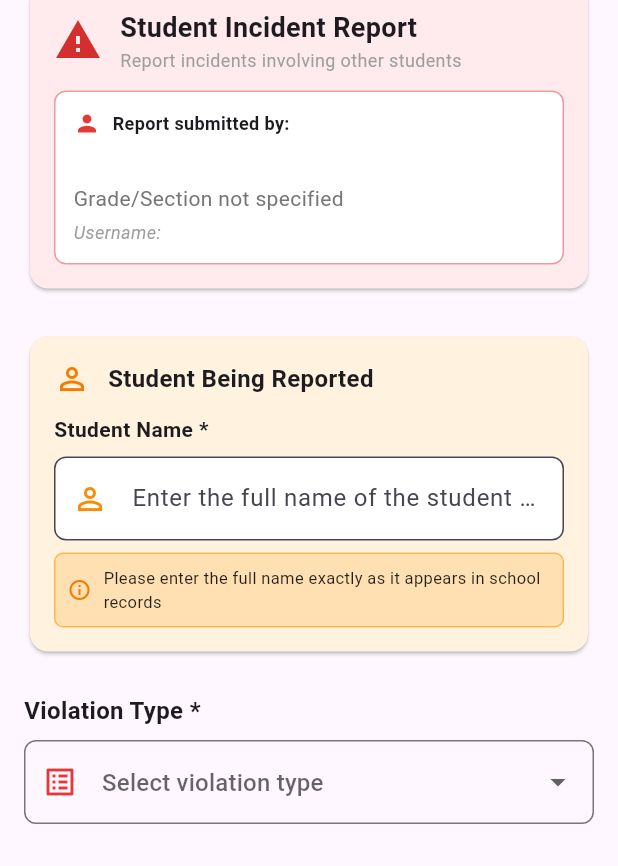
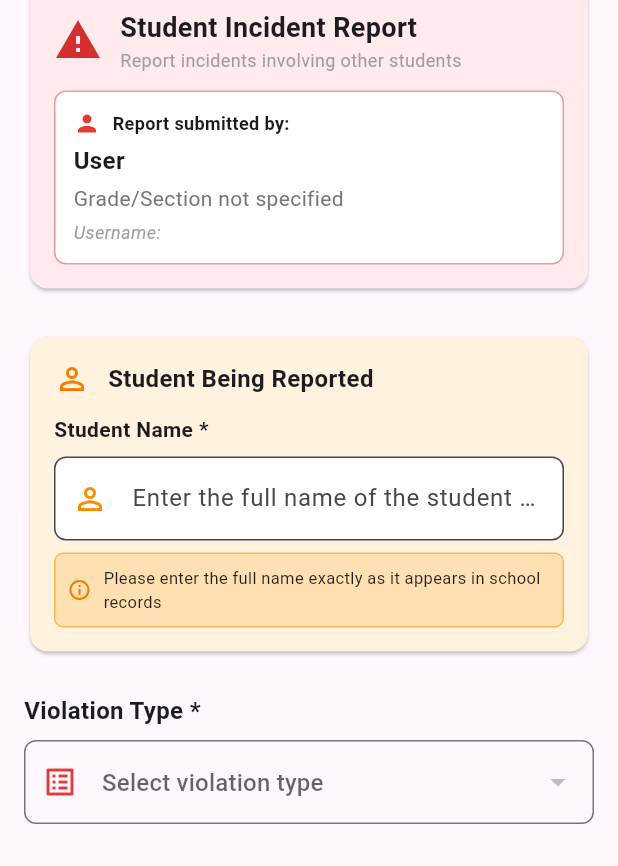
Before and after one commit to MarkJustine28/capstone, a Flutter app: the StudentDashboardPage screen opened by its route, after a tap on "Submit Report", on a phone screen of 412 x 824 dp. Shown: the part 130-996 px from the top of the screen. Run offline on Flutter 3.47's test engine with Material 3 defaults, Android fonts, the phone set to English and light mode, and no system bars; our stand-ins replace flutter_dotenv, shared_preferences; accounts and stored records are empty.

Commit message:
Updated incident report page and student provider with API improvements and validation

```diff
--- a/lib/features/student/pages/incident_report_page.dart
+++ b/lib/features/student/pages/incident_report_page.dart
@@ -3,7 +3,6 @@ import 'package:provider/provider.dart';
 import 'package:intl/intl.dart';
 import '../../../providers/auth_provider.dart';
 import '../../../providers/student_provider.dart';
-import '../../../services/api_services.dart';
 
 class SubmitIncidentPage extends StatefulWidget {
   const SubmitIncidentPage({super.key});
@@ -19,23 +18,32 @@ class _SubmitIncidentPageState extends State<SubmitIncidentPage> {
   final TextEditingController _reportedStudentController = TextEditingController();
 
   Map<String, dynamic>? _selectedViolationType;
-  List<Map<String, dynamic>> _violationTypes = [];
   bool _isSubmitting = false;
   bool _showOtherField = false;
-  bool _loadingViolationTypes = true;
 
-  // Student info from API
+  // Student info
   Map<String, dynamic>? _studentInfo;
   bool _loadingStudentInfo = true;
 
   @override
   void initState() {
     super.initState();
-    _fetchViolationTypes();
-    _fetchStudentInfo();
+    _fetchInitialData();
   }
 
-  // ✅ Fetch student info using ApiService
+  Future<void> _fetchInitialData() async {
+    final authProvider = Provider.of<AuthProvider>(context, listen: false);
+    final studentProvider = Provider.of<StudentProvider>(context, listen: false);
+
+    if (authProvider.token != null) {
+      // Fetch violation types
+      await studentProvider.fetchViolationTypes(authProvider.token!);
+
+      // Fetch student info
+      await _fetchStudentInfo();
+    }
+  }
+
   Future<void> _fetchStudentInfo() async {
     try {
       final authProvider = Provider.of<AuthProvider>(context, listen: false);
@@ -46,109 +54,22 @@ class _SubmitIncidentPageState extends State<SubmitIncidentPage> {
         return;
       }
 
-      debugPrint("🌐 Fetching student info from: ${ApiService.baseUrl}/profile/");
-
-      final result = await ApiService.instance.get(
-        endpoint: '/profile/',
-        token: authProvider.token,
-      );
-
-      debugPrint("📡 Student info response: ${result['success']}");
-
-      if (result['success'] == true) {
+      // Use existing auth provider data first
       setState(() {
-          _studentInfo = result['data']['user'] ?? {};
+        _studentInfo = {
+          'first_name': authProvider.firstName,
+          'last_name': authProvider.lastName,
+          'username': authProvider.username,
+          // Add additional fields if available from profile API
+        };
         _loadingStudentInfo = false;
       });
-        debugPrint("✅ Successfully loaded student info: $_studentInfo");
-      } else {
-        debugPrint("❌ API returned success: false");
+
+      debugPrint("✅ Using student info from auth provider");
+    } catch (e) {
+      debugPrint("❌ Error setting student info: $e");
       setState(() => _loadingStudentInfo = false);
     }
-    } catch (e) {
-      debugPrint("❌ Error fetching student info: $e");
-      setState(() => _loadingStudentInfo = false);
-    }
-  }
-
-  // ✅ Fetch violation types using ApiService
-  Future<void> _fetchViolationTypes() async {
-    try {
-      final authProvider = Provider.of<AuthProvider>(context, listen: false);
-
-      if (authProvider.token == null) {
-        debugPrint("❌ Missing token");
-        _setupFallbackViolationTypes();
-        return;
-      }
-
-      debugPrint("🌐 Fetching violation types from: ${ApiService.baseUrl}/violation-types/");
-
-      final result = await ApiService.instance.getViolationTypes(
-        token: authProvider.token!,
-      );
-
-      debugPrint("📡 Response status: ${result['success']}");
-      debugPrint("📡 Response data: ${result['data']}");
-
-      if (result['success'] == true) {
-        List<Map<String, dynamic>> violationTypesData = [];
-
-        final data = result['data'];
-        if (data is List) {
-          violationTypesData = List<Map<String, dynamic>>.from(data);
-        } else if (data is Map) {
-          if (data.containsKey('violation_types')) {
-            violationTypesData = List<Map<String, dynamic>>.from(data['violation_types']);
-          } else if (data.containsKey('data')) {
-            violationTypesData = List<Map<String, dynamic>>.from(data['data']);
-          } else {
-            violationTypesData = [Map<String, dynamic>.from(data)];
-          }
-        }
-
-        setState(() {
-          _violationTypes = violationTypesData;
-          // Add "Others" option at the end
-          _violationTypes.add({
-            'id': null,
-            'name': 'Others',
-            'category': 'Others',
-            'severity_level': 'Medium',
-            'description': 'Other incidents not listed'
-          });
-          _loadingViolationTypes = false;
-        });
-        debugPrint("✅ Successfully loaded ${_violationTypes.length} violation types");
-        debugPrint("📋 Violation types: ${_violationTypes.map((v) => v['name']).toList()}");
-      } else {
-        debugPrint("❌ API returned success: false - ${result['error']}");
-        _setupFallbackViolationTypes();
-      }
-    } catch (e) {
-      debugPrint("❌ Error fetching violation types: $e");
-      _setupFallbackViolationTypes();
-    }
-  }
-
-  void _setupFallbackViolationTypes() {
-    setState(() {
-      _violationTypes = [
-        {'id': 1, 'name': 'Tardiness', 'category': 'Tardiness', 'severity_level': 'Low'},
-        {'id': 2, 'name': 'Using Vape/Cigarette', 'category': 'Using Vape/Cigarette', 'severity_level': 'High'},
-        {'id': 3, 'name': 'Misbehavior', 'category': 'Misbehavior', 'severity_level': 'Medium'},
-        {'id': 4, 'name': 'Bullying - Physical, Verbal/Emotional, Cyberbullying, Sexual, Racism', 'category': 'Bullying', 'severity_level': 'High'},
-        {'id': 5, 'name': 'Gambling', 'category': 'Gambling', 'severity_level': 'Medium'},
-        {'id': 6, 'name': 'Haircut', 'category': 'Haircut', 'severity_level': 'Low'},
-        {'id': 7, 'name': 'Not Wearing Proper Uniform/ID', 'category': 'Not Wearing Proper Uniform/ID', 'severity_level': 'Low'},
-        {'id': 8, 'name': 'Cheating', 'category': 'Cheating', 'severity_level': 'Medium'},
-        {'id': 9, 'name': 'Cutting Classes', 'category': 'Cutting Classes', 'severity_level': 'High'},
-        {'id': 10, 'name': 'Absenteeism', 'category': 'Absenteeism', 'severity_level': 'High'},
-        {'id': null, 'name': 'Others', 'category': 'Others', 'severity_level': 'Medium'},
-      ];
-      _loadingViolationTypes = false;
-    });
-    debugPrint("⚠️ Using fallback violation types");
   }
 
   String _getSubmissionTitle() {
@@ -161,15 +82,26 @@ class _SubmitIncidentPageState extends State<SubmitIncidentPage> {
   Color _getCategoryColor(String category) {
     switch (category.toLowerCase()) {
       case 'tardiness': return Colors.orange;
+      case 'substance use':
       case 'using vape/cigarette': return Colors.brown;
       case 'bullying': return Colors.red;
       case 'gambling': return Colors.deepOrange;
+      case 'grooming':
       case 'haircut': return Colors.teal;
+      case 'uniform violation':
       case 'not wearing proper uniform/id': return Colors.blue;
+      case 'academic dishonesty':
       case 'cheating': return Colors.purple;
-      case 'cutting classes': return Colors.pink;
-      case 'absenteeism': return Colors.indigo;
+      case 'attendance':
+      case 'cutting classes':
+      case 'absenteeism': return Colors.pink;
       case 'misbehavior': return Colors.deepPurple;
+      case 'violence': return Colors.red.shade900;
+      case 'property damage': return Colors.orange.shade800;
+      case 'theft': return Colors.red.shade700;
+      case 'technology violation': return Colors.indigo;
+      case 'policy violation': return Colors.deepOrange.shade700;
+      case 'conduct': return Colors.blueGrey;
       case 'others': return Colors.grey;
       default: return Colors.grey;
     }
@@ -210,7 +142,7 @@ class _SubmitIncidentPageState extends State<SubmitIncidentPage> {
       }
     }
 
-    return authProvider.username ?? 'Unknown Student';
+    return authProvider.displayName;
   }
 
   String _getStudentGradeInfo() {
@@ -232,7 +164,6 @@ class _SubmitIncidentPageState extends State<SubmitIncidentPage> {
     return 'Grade/Section not specified';
   }
 
-  // ✅ Submit report using ApiService
   Future<void> _submitReport() async {
     if (!_formKey.currentState!.validate()) return;
 
@@ -247,6 +178,7 @@ class _SubmitIncidentPageState extends State<SubmitIncidentPage> {
     setState(() => _isSubmitting = true);
 
     final authProvider = Provider.of<AuthProvider>(context, listen: false);
+    final studentProvider = Provider.of<StudentProvider>(context, listen: false);
 
     try {
       if (authProvider.token != null) {
@@ -281,18 +213,14 @@ ${_descriptionController.text.trim()}''';
           'is_self_report': false,
         };
 
-        debugPrint("📝 Submitting report via ApiService");
+        debugPrint("📝 Submitting report via StudentProvider");
         debugPrint("📝 Report submitted by: $reporterName");
         debugPrint("📝 Student being reported: $reportedStudentName");
 
-        final result = await ApiService.instance.post(
-          endpoint: '/student/reports/',
-          token: authProvider.token,
-          data: reportData,
-        );
+        // ✅ Use StudentProvider to submit report
+        await studentProvider.submitReport(reportData);
 
         if (mounted) {
-          if (result['success']) {
           ScaffoldMessenger.of(context).showSnackBar(
             SnackBar(
               content: Text("Report about $reportedStudentName submitted successfully by $reporterName!"),
@@ -308,18 +236,7 @@ ${_descriptionController.text.trim()}''';
           _otherTitleController.clear();
           _reportedStudentController.clear();
 
-            final studentProvider = Provider.of<StudentProvider>(context, listen: false);
-            await studentProvider.fetchReports(authProvider.token!);
-
           Navigator.pop(context);
-          } else {
-            ScaffoldMessenger.of(context).showSnackBar(
-              SnackBar(
-                content: Text("Failed to submit report: ${result['error']}"),
-                backgroundColor: Colors.red,
-              ),
-            );
-          }
         }
       } else {
         if (mounted) {
@@ -346,6 +263,7 @@ ${_descriptionController.text.trim()}''';
   Widget build(BuildContext context) {
     final reporterName = _getStudentName();
     final reporterGradeInfo = _getStudentGradeInfo();
+    final studentProvider = Provider.of<StudentProvider>(context);
 
     return Scaffold(
       appBar: AppBar(
@@ -547,7 +465,8 @@ ${_descriptionController.text.trim()}''';
               ),
               const SizedBox(height: 8),
 
-              if (_loadingViolationTypes)
+              // ✅ Use StudentProvider loading state
+              if (studentProvider.isLoadingViolationTypesGetter)
                 Container(
                   height: 60,
                   decoration: BoxDecoration(
@@ -570,6 +489,7 @@ ${_descriptionController.text.trim()}''';
                   ),
                 )
               else
+                // ✅ Use StudentProvider violation types
                 DropdownButtonFormField<Map<String, dynamic>>(
                   value: _selectedViolationType,
                   decoration: InputDecoration(
@@ -581,7 +501,7 @@ ${_descriptionController.text.trim()}''';
                   ),
                   isExpanded: true,
                   menuMaxHeight: 400,
-                  items: _violationTypes.map((Map<String, dynamic> violation) {
+                  items: studentProvider.violationTypes.map((Map<String, dynamic> violation) {
                     final name = violation['name']?.toString() ?? 'Unknown';
                     final category = violation['category']?.toString() ?? 'Other';
                     final severity = violation['severity_level']?.toString() ?? 'Medium';
--- a/lib/providers/student_provider.dart
+++ b/lib/providers/student_provider.dart
@@ -6,25 +6,37 @@ import 'package:flutter_dotenv/flutter_dotenv.dart';
 class StudentProvider extends ChangeNotifier {
   List<Map<String, dynamic>> _reports = [];
   List<Map<String, dynamic>> _notifications = [];
+  List<Map<String, dynamic>> _violationTypes = [];
   bool _isLoading = false;
+  bool _isLoadingViolationTypes = false;
   String? _error;
-  String? _token; // Add token storage
-
-  List<Map<String, dynamic>> get reports => _reports;
-  List<Map<String, dynamic>> get notifications => _notifications;
-  bool get isLoading => _isLoading;
-  bool get isLoadingReports => _isLoading; // Added this getter
-  String? get error => _error;
-  String? get token => _token; // Added this getter
+  String? _token;
 
   final String? serverIp = dotenv.env['SERVER_IP'];
 
-  // Add setToken method
+  // -----------------------------
+  // Getters
+  // -----------------------------
+  List<Map<String, dynamic>> get reports => _reports;
+  List<Map<String, dynamic>> get notifications => _notifications;
+  List<Map<String, dynamic>> get violationTypes => _violationTypes;
+  bool get isLoading => _isLoading;
+  bool get isLoadingReports => _isLoading;
+  bool get isLoadingViolationTypesGetter => _isLoadingViolationTypes;
+  String? get error => _error;
+  String? get token => _token;
+
+  // -----------------------------
+  // Set token
+  // -----------------------------
   void setToken(String token) {
     _token = token;
     notifyListeners();
   }
 
+  // -----------------------------
+  // Fetch Reports
+  // -----------------------------
   Future<void> fetchReports(String token) async {
     if (serverIp == null) {
       _error = "Server IP not configured";
@@ -37,7 +49,6 @@ class StudentProvider extends ChangeNotifier {
     notifyListeners();
 
     try {
-    // Remove the duplicate :8000 port - serverIp already includes it
       final url = Uri.parse("$serverIp/api/student/reports/");
       debugPrint("🌐 Fetching reports from: $url");
 
@@ -61,8 +72,8 @@ class StudentProvider extends ChangeNotifier {
             _reports = List<Map<String, dynamic>>.from(decoded['reports']);
             debugPrint("✅ Successfully loaded ${_reports.length} reports");
           } else {
+            _reports = [];
             debugPrint("❌ Reports field is not a List: ${decoded['reports']}");
-          _reports = [];
           }
         } else {
           _error = decoded['error'] ?? 'Failed to fetch reports';
@@ -72,9 +83,10 @@ class StudentProvider extends ChangeNotifier {
         try {
           final errorBody = jsonDecode(response.body);
           _error = errorBody['error'] ?? errorBody['detail'] ?? "HTTP ${response.statusCode}";
-      } catch (e) {
+        } catch (_) {
           _error = "HTTP ${response.statusCode}: ${response.body}";
         }
+        _reports = [];
       }
     } catch (e) {
       debugPrint("❌ Exception fetching reports: $e");
@@ -86,6 +98,9 @@ class StudentProvider extends ChangeNotifier {
     }
   }
 
+  // -----------------------------
+  // Fetch Notifications
+  // -----------------------------
   Future<void> fetchNotifications(String token) async {
     if (serverIp == null) {
       _error = "Server IP not configured";
@@ -98,7 +113,6 @@ Future<void> fetchNotifications(String token) async {
     notifyListeners();
 
     try {
-    // Fixed URL - remove duplicate port
       final url = Uri.parse("$serverIp/api/student/notifications/");
       debugPrint("🌐 Fetching notifications from: $url");
 
@@ -107,9 +121,9 @@ Future<void> fetchNotifications(String token) async {
         headers: {
           "Authorization": "Token $token",
           "Content-Type": "application/json",
-        "Accept": "application/json", // Added for consistency
+          "Accept": "application/json",
         },
-    ).timeout(const Duration(seconds: 10)); // Added timeout
+      ).timeout(const Duration(seconds: 10));
 
       debugPrint("📩 Notifications Status Code: ${response.statusCode}");
       debugPrint("📩 Notifications Response: ${response.body}");
@@ -122,8 +136,8 @@ Future<void> fetchNotifications(String token) async {
             _notifications = List<Map<String, dynamic>>.from(decoded['notifications']);
             debugPrint("✅ Successfully loaded ${_notifications.length} notifications");
           } else {
+            _notifications = [];
             debugPrint("❌ Notifications field is not a List: ${decoded['notifications']}");
-          _notifications = [];
           }
         } else {
           _error = decoded['error'] ?? 'Failed to fetch notifications';
@@ -133,9 +147,10 @@ Future<void> fetchNotifications(String token) async {
         try {
           final errorBody = jsonDecode(response.body);
           _error = errorBody['error'] ?? errorBody['detail'] ?? "HTTP ${response.statusCode}";
-      } catch (e) {
+        } catch (_) {
           _error = "HTTP ${response.statusCode}: ${response.body}";
         }
+        _notifications = [];
       }
     } catch (e) {
       debugPrint("❌ Exception fetching notifications: $e");
@@ -147,7 +162,9 @@ Future<void> fetchNotifications(String token) async {
     }
   }
 
-// Update the submitReport method:
+  // -----------------------------
+  // Submit Report
+  // -----------------------------
   Future<void> submitReport(Map<String, dynamic> reportData) async {
     if (serverIp == null || _token == null) {
       _error = "Server IP or token not configured";
@@ -160,7 +177,6 @@ Future<void> submitReport(Map<String, dynamic> reportData) async {
     notifyListeners();
 
     try {
-    // Remove the duplicate :8000 port - serverIp already includes it
       final url = Uri.parse("$serverIp/api/student/reports/");
       debugPrint("🌐 Submitting report to: $url");
       debugPrint("📋 Report data: $reportData");
@@ -184,19 +200,16 @@ Future<void> submitReport(Map<String, dynamic> reportData) async {
         if (decoded is Map<String, dynamic> && decoded['success'] == true) {
           debugPrint("✅ Report submitted successfully");
 
-        // Add the new report to the local list if available in response
           if (decoded.containsKey('report')) {
-          final newReport = decoded['report'];
-          _reports.insert(0, newReport);
+            _reports.insert(0, decoded['report']);
           }
 
-        // Optionally refresh all reports to get the latest data
+          // Refresh reports
           try {
             await fetchReports(_token!);
           } catch (e) {
             debugPrint("⚠️ Warning: Could not refresh reports after submission: $e");
           }
-
         } else {
           _error = decoded['error'] ?? 'Failed to submit report';
           throw Exception(_error);
@@ -205,7 +218,7 @@ Future<void> submitReport(Map<String, dynamic> reportData) async {
         try {
           final errorBody = jsonDecode(response.body);
           _error = errorBody['error'] ?? errorBody['detail'] ?? "HTTP ${response.statusCode}";
-      } catch (e) {
+        } catch (_) {
           _error = "HTTP ${response.statusCode}: ${response.body}";
         }
         throw Exception(_error);
@@ -220,11 +233,13 @@ Future<void> submitReport(Map<String, dynamic> reportData) async {
     }
   }
 
+  // -----------------------------
+  // Mark Notification as Read
+  // -----------------------------
   Future<void> markNotificationAsRead(String token, int notificationId) async {
     if (serverIp == null) return;
 
     try {
-    // Fixed URL - remove duplicate port
       final url = Uri.parse("$serverIp/api/notifications/$notificationId/read/");
 
       final response = await http.post(
@@ -232,12 +247,11 @@ Future<void> submitReport(Map<String, dynamic> reportData) async {
         headers: {
           "Authorization": "Token $token",
           "Content-Type": "application/json",
-        "Accept": "application/json", // Added for consistency
+          "Accept": "application/json",
         },
-    ).timeout(const Duration(seconds: 10)); // Added timeout
+      ).timeout(const Duration(seconds: 10));
 
       if (response.statusCode == 200) {
-      // Update the notification locally
         final index = _notifications.indexWhere((n) => n['id'] == notificationId);
         if (index != -1) {
           _notifications[index]['is_read'] = true;
@@ -249,6 +263,59 @@ Future<void> submitReport(Map<String, dynamic> reportData) async {
     }
   }
 
+  // -----------------------------
+  // Fetch Violation Types
+  // -----------------------------
+  Future<void> fetchViolationTypes(String token) async {
+    if (serverIp == null) return;
+
+    _isLoadingViolationTypes = true;
+    notifyListeners();
+
+    try {
+      final url = Uri.parse("$serverIp/api/reports/violation-types/");
+      debugPrint("🌐 Fetching violation types from: $url");
+
+      final response = await http.get(
+        url,
+        headers: {
+          "Authorization": "Token $token",
+          "Content-Type": "application/json",
+          "Accept": "application/json",
+        },
+      ).timeout(const Duration(seconds: 10));
+
+      if (response.statusCode == 200) {
+        final decoded = jsonDecode(response.body);
+
+        if (decoded['success'] == true && decoded['data'] is List) {
+          _violationTypes = List<Map<String, dynamic>>.from(decoded['data']);
+          _violationTypes.add({
+            'id': null,
+            'name': 'Others',
+            'category': 'Others',
+            'severity_level': 'Medium',
+            'description': 'Other incidents not listed',
+          });
+          debugPrint("✅ Loaded ${_violationTypes.length} violation types");
+        } else {
+          _violationTypes = [];
+        }
+      } else {
+        _violationTypes = [];
+      }
+    } catch (e) {
+      _violationTypes = [];
+      debugPrint("❌ Exception fetching violation types: $e");
+    } finally {
+      _isLoadingViolationTypes = false;
+      notifyListeners();
+    }
+  }
+
+  // -----------------------------
+  // Utilities
+  // -----------------------------
   void clearError() {
     _error = null;
     notifyListeners();
@@ -257,8 +324,10 @@ Future<void> submitReport(Map<String, dynamic> reportData) async {
   void clearData() {
     _reports = [];
     _notifications = [];
+    _violationTypes = [];
     _error = null;
     _isLoading = false;
+    _isLoadingViolationTypes = false;
     notifyListeners();
   }
 }
```
Lines whose indentation alone changed are shown as unchanged.
